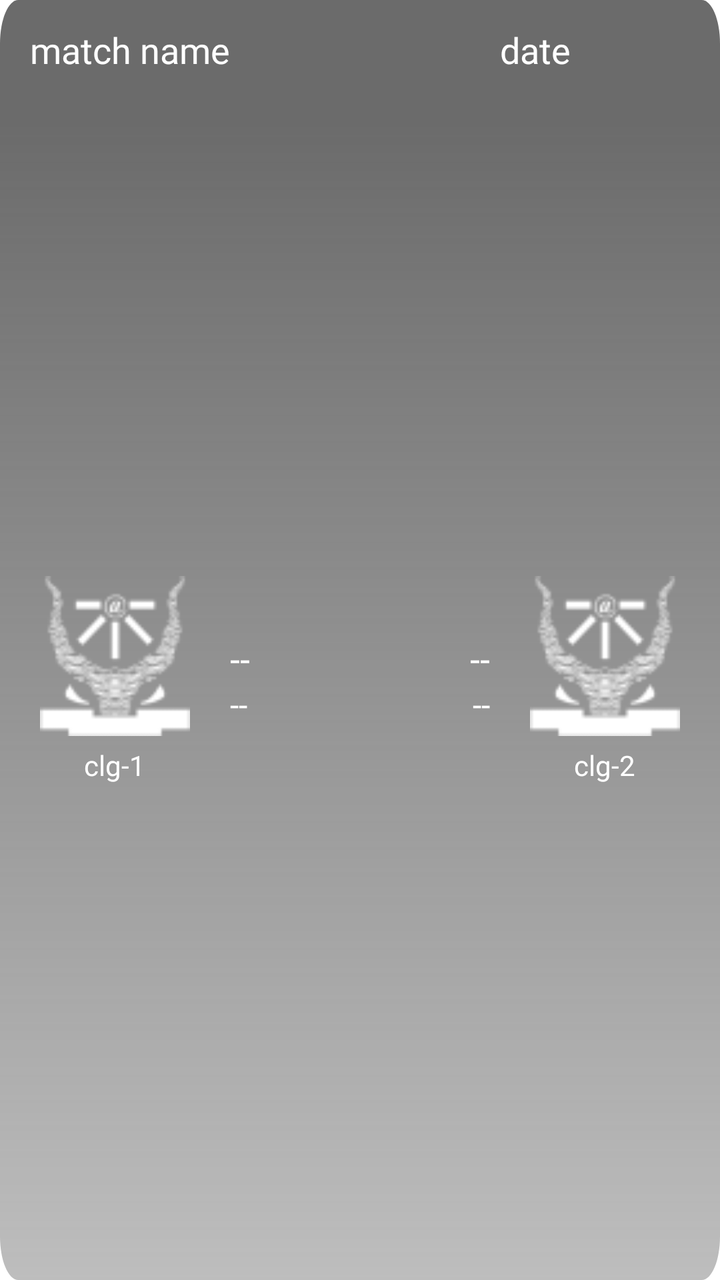
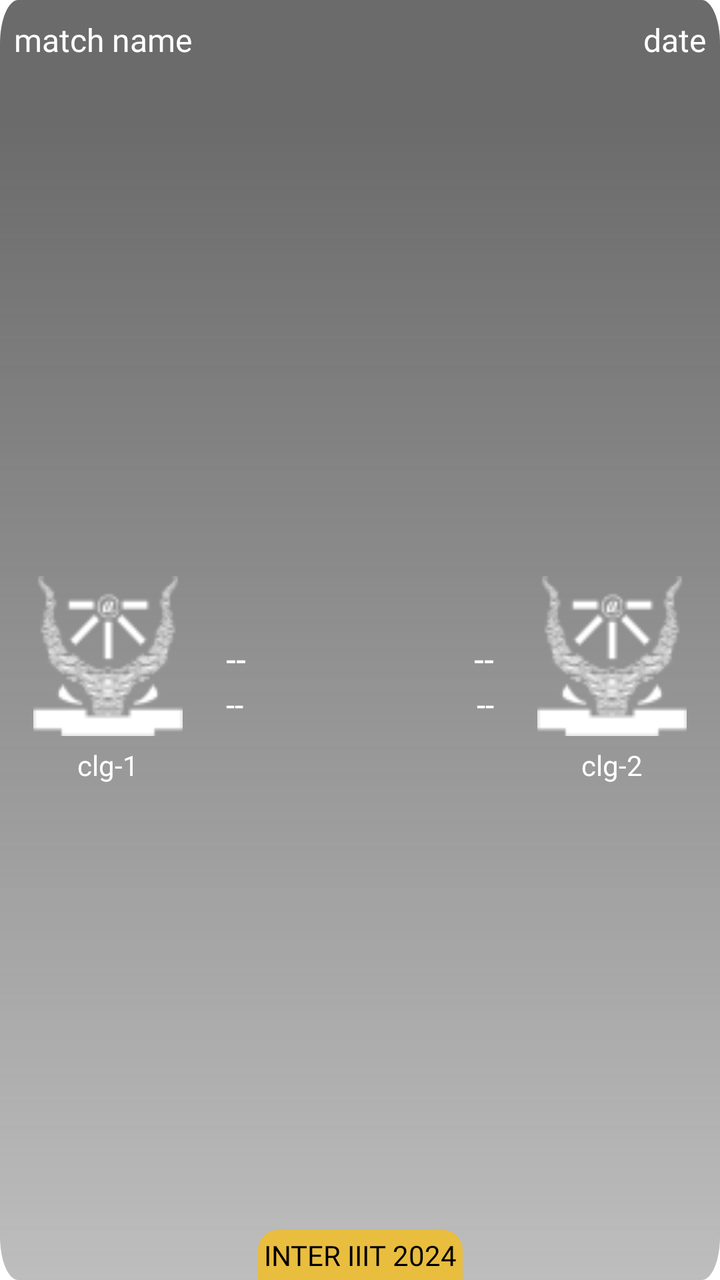

Before-and-after screenshots of an Android layout around one commit, followed by the original layout XML and the change that was made.
<!-- AndroidManifest.xml: application theme Theme.NavigationDrawer -->
<!-- res/layout/layout_cricket.xml -->
<?xml version="1.0" encoding="utf-8"?>
<androidx.constraintlayout.widget.ConstraintLayout xmlns:android="http://schemas.android.com/apk/res/android"
    xmlns:app="http://schemas.android.com/apk/res-auto"
    android:layout_width="match_parent"
    android:layout_height="200dp"
    android:layout_marginHorizontal="10dp"
    android:layout_marginVertical="10dp"
    android:background="@drawable/fade3"
    android:padding="5dp">

    <LinearLayout
        android:id="@+id/lay1"
        android:layout_width="match_parent"
        android:layout_height="40dp"
        android:orientation="horizontal"
        android:weightSum="1"
        app:layout_constraintEnd_toEndOf="parent"
        app:layout_constraintStart_toStartOf="parent"
        app:layout_constraintTop_toTopOf="parent">

        <TextView
            android:id="@+id/matchName"
            android:layout_width="0dp"
            android:layout_height="40dp"
            android:layout_gravity="center_vertical"
            android:layout_weight="0.7"
            android:fontFamily="@font/poppins_semibold"
            android:gravity="center_vertical"
            android:hint="match name"
            android:paddingLeft="10dp"
            android:textAllCaps="true"
            android:textColor="#E9E9E9"
            android:textColorHint="@color/white"
            android:textSize="18sp" />

        <TextView
            android:id="@+id/date"
            android:layout_width="0dp"
            android:layout_height="40dp"
            android:layout_gravity="center_vertical"
            android:layout_weight="0.3"
            android:fontFamily="@font/poppins_semibold"
            android:gravity="center_vertical"
            android:hint="date"
            android:textColor="#E9E9E9"
            android:textColorHint="@color/white"
            android:textSize="18sp" />
    </LinearLayout>

    <LinearLayout
        android:layout_width="match_parent"
        android:layout_height="wrap_content"
        android:layout_marginTop="45dp"
        android:orientation="vertical"
        android:visibility="gone">

        <TextView
            android:id="@+id/time"
            android:layout_width="match_parent"
            android:layout_height="wrap_content"
            android:fontFamily="@font/poppins_medium"
            android:gravity="center"
            android:hint="time"
            android:textColor="@color/white"
            android:textColorHint="@color/white"
            android:textSize="16sp" />
    </LinearLayout>

    <LinearLayout
        android:layout_width="match_parent"
        android:layout_height="0dp"
        android:orientation="horizontal"
        android:weightSum="1"
        app:layout_constraintBottom_toBottomOf="parent"
        app:layout_constraintEnd_toEndOf="parent"
        app:layout_constraintStart_toStartOf="parent"
        app:layout_constraintTop_toBottomOf="@id/lay1">

        <LinearLayout
            android:layout_width="0dp"
            android:layout_height="wrap_content"
            android:layout_gravity="center_vertical"
            android:layout_weight="0.3"
            android:orientation="vertical">

            <ImageView
                android:id="@+id/clgImg1"
                android:layout_width="match_parent"
                android:layout_height="80dp"
                android:scaleType="fitCenter"
                android:src="@drawable/iiita" />

            <TextView
                android:id="@+id/clgName1"
                android:layout_width="match_parent"
                android:layout_height="wrap_content"
                android:layout_marginTop="5dp"
                android:gravity="center"
                android:hint="clg-1"
                android:textAllCaps="true"
                android:textColor="@color/white"
                android:textColorHint="@color/white"
                android:fontFamily="@font/poppins_medium" />
        </LinearLayout>

        <RelativeLayout
            android:layout_width="0dp"
            android:layout_height="wrap_content"
            android:layout_gravity="center_vertical"
            android:layout_weight="0.4"
            android:padding="5dp">

            <TextView
                android:id="@+id/poi1"
                android:layout_width="wrap_content"
                android:layout_height="wrap_content"
                android:layout_alignParentStart="true"
                android:fontFamily="@font/poppins_semibold"
                android:gravity="start"
                android:hint="--"
                android:textColor="@color/white"
                android:textColorHint="@color/white"
                android:textSize="18sp" />

            <TextView
                android:id="@+id/poi2"
                android:layout_width="wrap_content"
                android:layout_height="wrap_content"
                android:layout_alignParentEnd="true"
                android:layout_gravity="end"
                android:fontFamily="@font/poppins_semibold"
                android:hint="--"
                android:textColor="@color/white"
                android:textColorHint="@color/white"
                android:textSize="18sp" />

            <TextView
                android:id="@+id/ov1"
                android:layout_width="wrap_content"
                android:layout_height="wrap_content"
                android:layout_below="@id/poi1"
                android:layout_alignParentStart="true"
                android:fontFamily="@font/poppins_medium"
                android:gravity="start"
                android:hint="--"
                android:textColor="@color/white"
                android:textColorHint="@color/white"
                android:textSize="16sp" />

            <TextView
                android:id="@+id/ov2"
                android:layout_width="wrap_content"
                android:layout_height="wrap_content"
                android:layout_below="@id/poi2"
                android:layout_alignParentEnd="true"
                android:layout_gravity="end"
                android:fontFamily="@font/poppins_medium"
                android:hint="--"
                android:textColor="@color/white"
                android:textColorHint="@color/white"
                android:textSize="16sp" />
        </RelativeLayout>

        <LinearLayout
            android:layout_width="0dp"
            android:layout_height="wrap_content"
            android:layout_gravity="center_vertical"
            android:layout_weight="0.3"
            android:orientation="vertical">

            <ImageView
                android:id="@+id/clgImg2"
                android:layout_width="match_parent"
                android:layout_height="80dp"
                android:scaleType="fitCenter"
                android:src="@drawable/iiita" />

            <TextView
                android:id="@+id/clgName2"
                android:layout_width="match_parent"
                android:layout_height="wrap_content"
                android:layout_marginTop="5dp"
                android:gravity="center"
                android:hint="clg-2"
                android:textAllCaps="true"
                android:textColor="@color/white"
                android:textColorHint="@color/white"
                android:fontFamily="@font/poppins_medium" />
        </LinearLayout>

    </LinearLayout>
</androidx.constraintlayout.widget.ConstraintLayout>
<!-- resources referenced by this layout -->
<resources>
  <color name="white">#FFFFFFFF</color>
  <!-- drawable fade3 (drawable) -->
  <vector xmlns:android="http://schemas.android.com/apk/res/android"
      xmlns:aapt="http://schemas.android.com/aapt"
      android:width="400dp"
      android:height="293dp"
      android:viewportWidth="393"
      android:viewportHeight="293">
  
      <path android:pathData="M10,0h373c5.523,0 10,4.477 10,10v273c0,5.523 -4.477,10 -10,10h-373c-5.523,0 -10,-4.477 -10,-10v-273c0,-5.523 4.477,-10 10,-10Z">
          <aapt:attr name="android:fillColor">
              <gradient
                  android:endX="197"
                  android:endY="27.9"
                  android:startX="197"
                  android:startY="293"
                  android:type="linear">
                  <item
                      android:color="#665B5B5B"
                      android:offset="0" />
                  <item
                      android:color="#E65B5B5B"
                      android:offset="1" />
              </gradient>
          </aapt:attr>
      </path>
  </vector>
  <!-- drawable iiita: png bitmap (drawable, 3166 bytes) -->
  <style name="Theme.NavigationDrawer" parent="Theme.MaterialComponents.DayNight.NoActionBar">
          
          <item name="colorPrimary">#FFECA1</item>
          
      </style>
</resources>

<!-- the commit's change to res/layout/layout_cricket.xml (unified diff, before → after) -->
@@ -5,14 +5,14 @@
     android:layout_height="200dp"
     android:layout_marginHorizontal="10dp"
     android:layout_marginVertical="10dp"
-    android:background="@drawable/fade3"
-    android:padding="5dp">
+    android:background="@drawable/fade3">
 
     <LinearLayout
         android:id="@+id/lay1"
         android:layout_width="match_parent"
         android:layout_height="40dp"
         android:orientation="horizontal"
+        android:padding="5dp"
         android:weightSum="1"
         app:layout_constraintEnd_toEndOf="parent"
         app:layout_constraintStart_toStartOf="parent"
@@ -25,13 +25,13 @@
             android:layout_gravity="center_vertical"
             android:layout_weight="0.7"
             android:fontFamily="@font/poppins_semibold"
-            android:gravity="center_vertical"
+            android:gravity="center_vertical|start"
             android:hint="match name"
-            android:paddingLeft="10dp"
+            android:paddingHorizontal="2dp"
             android:textAllCaps="true"
             android:textColor="#E9E9E9"
             android:textColorHint="@color/white"
-            android:textSize="18sp" />
+            android:textSize="16sp" />
 
         <TextView
             android:id="@+id/date"
@@ -40,11 +40,12 @@
             android:layout_gravity="center_vertical"
             android:layout_weight="0.3"
             android:fontFamily="@font/poppins_semibold"
-            android:gravity="center_vertical"
+            android:gravity="center_vertical|end"
+            android:paddingHorizontal="2dp"
             android:hint="date"
             android:textColor="#E9E9E9"
             android:textColorHint="@color/white"
-            android:textSize="18sp" />
+            android:textSize="16sp" />
     </LinearLayout>
 
     <LinearLayout
@@ -187,6 +188,18 @@
                 android:textColorHint="@color/white"
                 android:fontFamily="@font/poppins_medium" />
         </LinearLayout>
-
     </LinearLayout>
+    <TextView
+        android:layout_width="wrap_content"
+        android:layout_height="wrap_content"
+        app:layout_constraintStart_toStartOf="parent"
+        app:layout_constraintEnd_toEndOf="parent"
+        app:layout_constraintBottom_toBottomOf="parent"
+        android:text="inter iiit 2024"
+        android:gravity="center|bottom"
+        android:padding="3dp"
+        android:background="@drawable/backlesss"
+        android:textColor="@color/black"
+        android:fontFamily="@font/poppins_medium"
+        android:textAllCaps="true"/>
 </androidx.constraintlayout.widget.ConstraintLayout>
<!-- resource entries referenced after the edit -->
@@ -1,6 +1,16 @@
 <!-- resources referenced by this layout -->
 <resources>
+  <color name="black">#FF000000</color>
   <color name="white">#FFFFFFFF</color>
+  <!-- drawable backlesss (drawable) -->
+  <?xml version="1.0" encoding="utf-8"?>
+  <shape xmlns:android="http://schemas.android.com/apk/res/android">
+      <solid android:color="#E9BD3E" /> 
+  
+      <corners
+          android:topLeftRadius="10dp"
+          android:topRightRadius="10dp" />
+  </shape>
   <!-- drawable fade3 (drawable) -->
   <vector xmlns:android="http://schemas.android.com/apk/res/android"
       xmlns:aapt="http://schemas.android.com/aapt"
